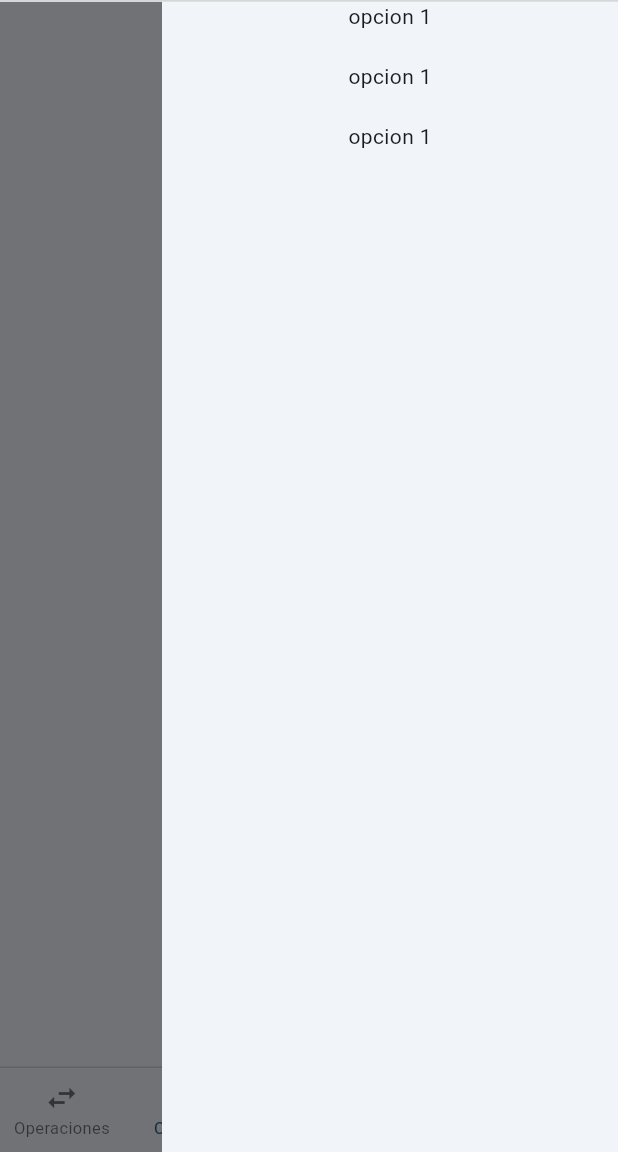
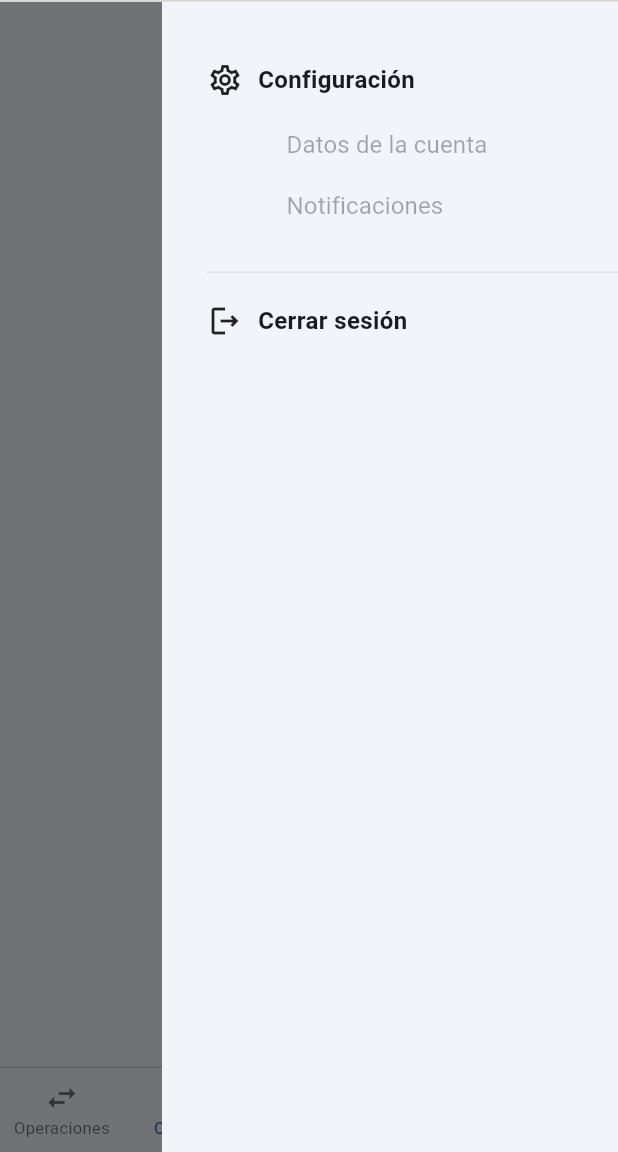
Before and after one commit to JhosepGC14/flutter-challenge-cambista, a Flutter app: the screen it shows after launch, item 2 of the bottom bar chosen, with the side drawer open, on a phone screen of 412 x 824 dp, the part 84-1236 px from its top. Run offline on Flutter 3.47's test engine with Material 2 defaults, Android fonts, the phone set to English and light mode, and no system bars; our stand-ins replace flutter_svg; network calls fail.

Commit message:
it add scroll view in operations view, and it add complete drawer styles

```diff
--- /dev/null
+++ b/lib/components/DrawerCustom/darwer_custom.dart
@@ -0,0 +1,109 @@
+import 'package:flutter/material.dart';
+
+class DrawerCustom extends StatefulWidget {
+  const DrawerCustom({
+    super.key,
+  });
+
+  @override
+  State<DrawerCustom> createState() => _DrawerCustomState();
+}
+
+class _DrawerCustomState extends State<DrawerCustom> {
+  @override
+  Widget build(BuildContext context) {
+    return Drawer(
+      elevation: 0,
+      shape: RoundedRectangleBorder(
+        borderRadius: BorderRadius.circular(0),
+      ),
+      child: Column(
+        children: [
+          Container(
+            padding: const EdgeInsets.only(
+              top: 40,
+              left: 30,
+              right: 0,
+              bottom: 40,
+            ),
+            child: Column(
+              crossAxisAlignment: CrossAxisAlignment.start,
+              children: [
+                const Row(
+                  children: [
+                    Icon(Icons.settings_outlined),
+                    SizedBox(
+                      width: 10,
+                    ),
+                    Text(
+                      'Configuración',
+                      style: TextStyle(
+                        fontSize: 16,
+                        fontWeight: FontWeight.w600,
+                      ),
+                    ),
+                  ],
+                ),
+                const MenuItemButton(
+                  style: ButtonStyle(
+                    padding: MaterialStatePropertyAll(
+                      EdgeInsets.only(top: 15, left: 53),
+                    ),
+                  ),
+                  child: Text(
+                    'Datos de la cuenta',
+                    style: TextStyle(
+                      fontSize: 16,
+                      fontWeight: FontWeight.normal,
+                    ),
+                  ),
+                ),
+                const MenuItemButton(
+                  style: ButtonStyle(
+                    padding: MaterialStatePropertyAll(
+                      EdgeInsets.only(top: 0, left: 53),
+                    ),
+                  ),
+                  child: Text(
+                    'Notificaciones',
+                    style: TextStyle(
+                      fontSize: 16,
+                      fontWeight: FontWeight.normal,
+                    ),
+                  ),
+                ),
+                const SizedBox(
+                  height: 20,
+                ),
+                Divider(
+                  color: Colors.grey.withOpacity(0.2),
+                  height: 1,
+                ),
+                const SizedBox(
+                  height: 20,
+                ),
+                GestureDetector(
+                  child: const Row(
+                    children: [
+                      Icon(Icons.logout_outlined),
+                      SizedBox(
+                        width: 10,
+                      ),
+                      Text(
+                        'Cerrar sesión',
+                        style: TextStyle(
+                          fontSize: 16,
+                          fontWeight: FontWeight.w600,
+                        ),
+                      ),
+                    ],
+                  ),
+                )
+              ],
+            ),
+          ),
+        ],
+      ),
+    );
+  }
+}
--- /dev/null
+++ b/lib/components/components.dart
@@ -0,0 +1,3 @@
+export 'package:flutter_components/components/BottomNavigatorBarCustom/bottom_navigator_bar_custom.dart';
+export 'package:flutter_components/components/DrawerCustom/darwer_custom.dart';
+export 'package:flutter_components/components/AppBarCustom/appbar_custom.dart';
--- /dev/null
+++ b/lib/utils/constants.dart
@@ -0,0 +1,6 @@
+export 'constants.dart';
+
+const String logoPeru =
+    'https://tucambista.pe/_next/image?url=%2F_next%2Fstatic%2Fmedia%2Fperu_flag.638e745d.png&w=32&q=75';
+const String logoUSA =
+    'https://tucambista.pe/_next/image?url=%2F_next%2Fstatic%2Fmedia%2Fusa_flag.64d3aff1.png&w=32&q=75';
--- a/lib/views/newOperation/components/CuponCreditsForm/cupon_credits_form.dart
+++ b/lib/views/newOperation/components/CuponCreditsForm/cupon_credits_form.dart
@@ -33,6 +33,7 @@ class CuponCreditsForm extends StatelessWidget {
                   'Usar cupon',
                   style: TextStyle(
                     color: Color(0xFF00297B),
+                    fontWeight: FontWeight.w600,
                   ),
                 ),
               ),
@@ -55,6 +56,7 @@ class CuponCreditsForm extends StatelessWidget {
                 'Usar creditos',
                 style: TextStyle(
                   color: Color(0xFF00297B),
+                  fontWeight: FontWeight.w600,
                 ),
               ),
               SizedBox(
--- a/lib/views/newOperation/components/FormExChange/form_exchange.dart
+++ b/lib/views/newOperation/components/FormExChange/form_exchange.dart
@@ -1,4 +1,5 @@
 import 'package:flutter/material.dart';
+import 'package:flutter_components/utils/constants.dart';
 import '../components.dart';
 
 class FormExchange extends StatefulWidget {
@@ -74,6 +75,8 @@ class _FormExchangeState extends State<FormExchange> {
                   title: 'Tu envías soles',
                   initialValueInput: 'S/ 1,840.50',
                   onChangedInput: onChangedInputFieldSoles,
+                  suffixText: 'PEN',
+                  suffixIcon: logoPeru,
                 ),
               ],
             ),
--- a/lib/views/views.dart
+++ b/lib/views/views.dart
@@ -4,8 +4,7 @@ import 'package:flutter_components/views/benefits/benefits.dart';
 import 'package:flutter_components/views/help/help.dart';
 import 'package:flutter_components/views/newOperation/new_operation.dart';
 import 'package:flutter_components/views/operations/operations.dart';
-import '../components/AppBarCustom/appbar_custom.dart';
-import '../components/BottomNavigatorBarCustom/bottom_navigator_bar_custom.dart';
+import '../components/components.dart';
 
 class ViewPages extends StatefulWidget {
   const ViewPages({super.key});
@@ -33,46 +32,29 @@ class _ViewPagesState extends State<ViewPages> {
     });
   }
 
-  void openDrawer() {
-    scaffoldKey.currentState?.openEndDrawer();
+  void onToggleEndDrawer() {
+    if (scaffoldKey.currentState?.isEndDrawerOpen == true &&
+        scaffoldKey.currentState?.hasEndDrawer == true) {
+      scaffoldKey.currentState?.closeEndDrawer();
+    } else {
+      scaffoldKey.currentState?.openEndDrawer();
+    }
   }
 
   @override
   Widget build(BuildContext context) {
     return Scaffold(
       appBar: AppBarCustomWidget(
-        openDrawerNavigation: openDrawer,
+        openDrawerNavigation: onToggleEndDrawer,
       ),
-      // body: ,
       body: Scaffold(
         key: scaffoldKey,
+        body: listPages[currentIndexPage],
+        endDrawer: const DrawerCustom(),
         bottomNavigationBar: BottomNavigatorBarCustom(
           currentIndexPage: currentIndexPage,
           onChangePage: onChangePage,
         ),
-        endDrawer: Drawer(
-          elevation: 0,
-          shape: RoundedRectangleBorder(
-            borderRadius: BorderRadius.circular(0),
-          ),
-          child: const Column(
-            children: [
-              Text('opcion 1'),
-              SizedBox(
-                height: 20,
-              ),
-              Text('opcion 1'),
-              SizedBox(
-                height: 20,
-              ),
-              Text('opcion 1'),
-              SizedBox(
-                height: 20,
-              ),
-            ],
-          ),
-        ),
-        body: listPages[currentIndexPage],
       ),
     );
   }
```
Also changed, not shown: lib/views/newOperation/components/ContainerNewOperation/container_new_operation.dart (+10 -2 lines), lib/views/newOperation/components/TextFieldCustom/textfield_custom.dart (+25 -4 lines).
